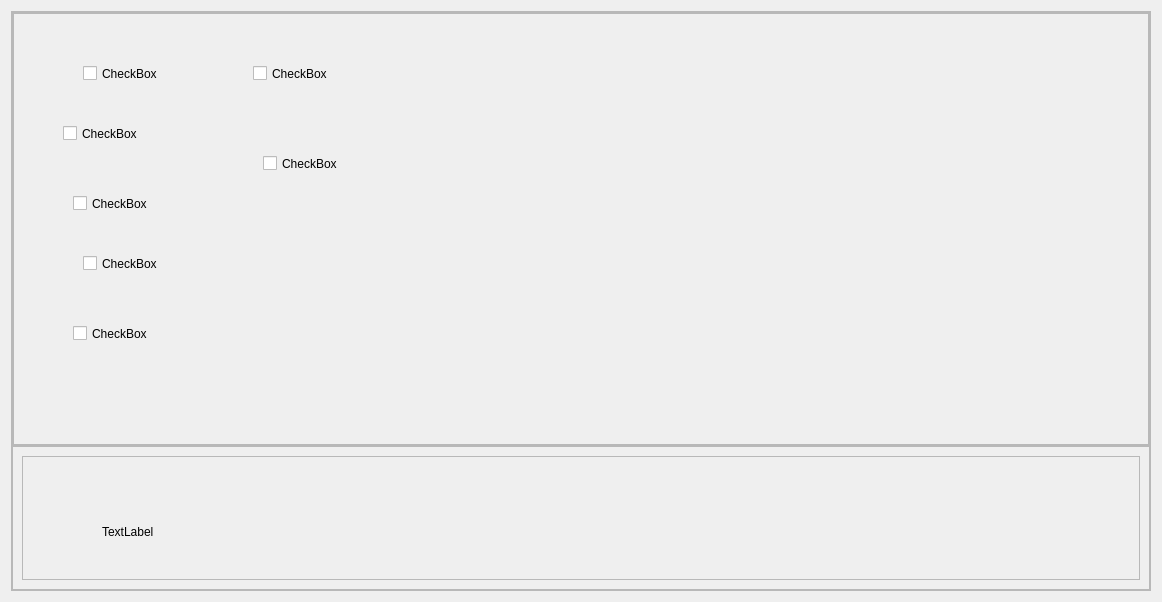
This is gobuywidget.ui in nanjingblue/Pancake-stall as Qt 5 draws it before an edit. The edited form follows.
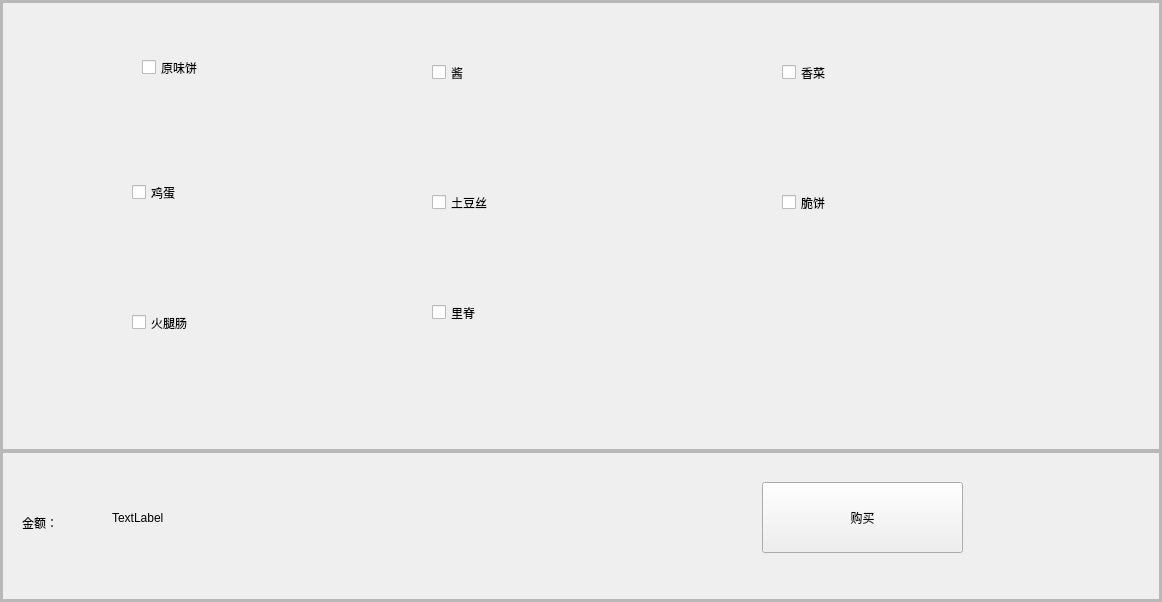
This is the edited form. Icons and pictures are not drawn.

Commit message: Add CakeClass CheckBoxIcon and reconstruct QPersonClass

Diff of the .ui file:
```diff
--- a/gobuywidget.ui
+++ b/gobuywidget.ui
@@ -20,6 +20,21 @@
    <string>Form</string>
   </property>
   <layout class="QHBoxLayout" name="horizontalLayout">
+   <property name="spacing">
+    <number>0</number>
+   </property>
+   <property name="leftMargin">
+    <number>0</number>
+   </property>
+   <property name="topMargin">
+    <number>0</number>
+   </property>
+   <property name="rightMargin">
+    <number>0</number>
+   </property>
+   <property name="bottomMargin">
+    <number>0</number>
+   </property>
    <item>
     <widget class="QFrame" name="frame">
      <property name="frameShape">
@@ -79,25 +94,25 @@
            <widget class="QCheckBox" name="checkBox">
             <property name="geometry">
              <rect>
-              <x>70</x>
+              <x>140</x>
               <y>40</y>
-              <width>131</width>
-              <height>41</height>
+              <width>91</width>
+              <height>51</height>
              </rect>
             </property>
             <property name="styleSheet">
              <string notr="true">font: 12pt &quot;宋体&quot;;</string>
             </property>
             <property name="text">
-             <string>CheckBox</string>
+             <string>原味饼</string>
             </property>
            </widget>
            <widget class="QCheckBox" name="checkBox_2">
             <property name="geometry">
              <rect>
-              <x>50</x>
-              <y>100</y>
-              <width>131</width>
+              <x>430</x>
+              <y>50</y>
+              <width>61</width>
               <height>41</height>
              </rect>
             </property>
@@ -105,15 +120,15 @@
              <string notr="true">font: 12pt &quot;宋体&quot;;</string>
             </property>
             <property name="text">
-             <string>CheckBox</string>
+             <string>酱</string>
             </property>
            </widget>
            <widget class="QCheckBox" name="checkBox_3">
             <property name="geometry">
              <rect>
-              <x>70</x>
-              <y>230</y>
-              <width>131</width>
+              <x>780</x>
+              <y>50</y>
+              <width>81</width>
               <height>41</height>
              </rect>
             </property>
@@ -121,15 +136,15 @@
              <string notr="true">font: 12pt &quot;宋体&quot;;</string>
             </property>
             <property name="text">
-             <string>CheckBox</string>
+             <string>香菜</string>
             </property>
            </widget>
            <widget class="QCheckBox" name="checkBox_4">
             <property name="geometry">
              <rect>
-              <x>60</x>
+              <x>130</x>
               <y>170</y>
-              <width>131</width>
+              <width>81</width>
               <height>41</height>
              </rect>
             </property>
@@ -137,15 +152,15 @@
              <string notr="true">font: 12pt &quot;宋体&quot;;</string>
             </property>
             <property name="text">
-             <string>CheckBox</string>
+             <string>鸡蛋</string>
             </property>
            </widget>
            <widget class="QCheckBox" name="checkBox_5">
             <property name="geometry">
              <rect>
-              <x>250</x>
-              <y>130</y>
-              <width>131</width>
+              <x>780</x>
+              <y>180</y>
+              <width>81</width>
               <height>41</height>
              </rect>
             </property>
@@ -153,29 +168,13 @@
              <string notr="true">font: 12pt &quot;宋体&quot;;</string>
             </property>
             <property name="text">
-             <string>CheckBox</string>
+             <string>脆饼</string>
             </property>
            </widget>
            <widget class="QCheckBox" name="checkBox_6">
             <property name="geometry">
              <rect>
-              <x>240</x>
-              <y>40</y>
-              <width>131</width>
-              <height>41</height>
-             </rect>
-            </property>
-            <property name="styleSheet">
-             <string notr="true">font: 12pt &quot;宋体&quot;;</string>
-            </property>
-            <property name="text">
-             <string>CheckBox</string>
-            </property>
-           </widget>
-           <widget class="QCheckBox" name="checkBox_7">
-            <property name="geometry">
-             <rect>
-              <x>60</x>
+              <x>130</x>
               <y>300</y>
               <width>131</width>
               <height>41</height>
@@ -185,7 +184,167 @@
              <string notr="true">font: 12pt &quot;宋体&quot;;</string>
             </property>
             <property name="text">
-             <string>CheckBox</string>
+             <string>火腿肠</string>
+            </property>
+           </widget>
+           <widget class="QCheckBox" name="Potato">
+            <property name="geometry">
+             <rect>
+              <x>430</x>
+              <y>180</y>
+              <width>101</width>
+              <height>41</height>
+             </rect>
+            </property>
+            <property name="styleSheet">
+             <string notr="true">font: 12pt &quot;宋体&quot;;</string>
+            </property>
+            <property name="text">
+             <string>土豆丝</string>
+            </property>
+           </widget>
+           <widget class="QLabel" name="label_2">
+            <property name="geometry">
+             <rect>
+              <x>50</x>
+              <y>30</y>
+              <width>80</width>
+              <height>70</height>
+             </rect>
+            </property>
+            <property name="styleSheet">
+             <string notr="true">border-image: url(:/icon/images/icon/cake.svg);</string>
+            </property>
+            <property name="text">
+             <string/>
+            </property>
+           </widget>
+           <widget class="QLabel" name="label_3">
+            <property name="geometry">
+             <rect>
+              <x>340</x>
+              <y>30</y>
+              <width>80</width>
+              <height>70</height>
+             </rect>
+            </property>
+            <property name="styleSheet">
+             <string notr="true">border-image: url(:/icon/images/icon/Sauce.svg);</string>
+            </property>
+            <property name="text">
+             <string/>
+            </property>
+           </widget>
+           <widget class="QLabel" name="label_4">
+            <property name="geometry">
+             <rect>
+              <x>690</x>
+              <y>40</y>
+              <width>80</width>
+              <height>70</height>
+             </rect>
+            </property>
+            <property name="styleSheet">
+             <string notr="true">border-image: url(:/icon/images/icon/Cilantro.svg);</string>
+            </property>
+            <property name="text">
+             <string/>
+            </property>
+           </widget>
+           <widget class="QLabel" name="label_5">
+            <property name="geometry">
+             <rect>
+              <x>50</x>
+              <y>160</y>
+              <width>80</width>
+              <height>70</height>
+             </rect>
+            </property>
+            <property name="styleSheet">
+             <string notr="true">border-image: url(:/icon/images/icon/Egg.svg);</string>
+            </property>
+            <property name="text">
+             <string/>
+            </property>
+           </widget>
+           <widget class="QLabel" name="label_6">
+            <property name="geometry">
+             <rect>
+              <x>340</x>
+              <y>160</y>
+              <width>80</width>
+              <height>70</height>
+             </rect>
+            </property>
+            <property name="styleSheet">
+             <string notr="true">border-image: url(:/icon/images/icon/Potato.svg);</string>
+            </property>
+            <property name="text">
+             <string/>
+            </property>
+           </widget>
+           <widget class="QLabel" name="label_7">
+            <property name="geometry">
+             <rect>
+              <x>700</x>
+              <y>160</y>
+              <width>80</width>
+              <height>70</height>
+             </rect>
+            </property>
+            <property name="styleSheet">
+             <string notr="true">border-image: url(:/icon/images/icon/Crispbread.svg);</string>
+            </property>
+            <property name="text">
+             <string/>
+            </property>
+           </widget>
+           <widget class="QLabel" name="label_8">
+            <property name="geometry">
+             <rect>
+              <x>50</x>
+              <y>280</y>
+              <width>80</width>
+              <height>70</height>
+             </rect>
+            </property>
+            <property name="styleSheet">
+             <string notr="true">border-image: url(:/icon/images/icon/Ham.svg);</string>
+            </property>
+            <property name="text">
+             <string/>
+            </property>
+           </widget>
+           <widget class="QLabel" name="label_9">
+            <property name="geometry">
+             <rect>
+              <x>340</x>
+              <y>280</y>
+              <width>80</width>
+              <height>70</height>
+             </rect>
+            </property>
+            <property name="styleSheet">
+             <string notr="true">border-image: url(:/icon/images/icon/loin.svg);</string>
+            </property>
+            <property name="text">
+             <string/>
+            </property>
+           </widget>
+           <widget class="QCheckBox" name="Loin">
+            <property name="geometry">
+             <rect>
+              <x>430</x>
+              <y>290</y>
+              <width>101</width>
+              <height>41</height>
+             </rect>
+            </property>
+            <property name="styleSheet">
+             <string notr="true">font: 12pt &quot;宋体&quot;;</string>
+            </property>
+            <property name="text">
+             <string>里脊</string>
             </property>
            </widget>
           </widget>
@@ -202,6 +361,21 @@
          <enum>QFrame::Raised</enum>
         </property>
         <layout class="QHBoxLayout" name="horizontalLayout_3">
+         <property name="spacing">
+          <number>0</number>
+         </property>
+         <property name="leftMargin">
+          <number>0</number>
+         </property>
+         <property name="topMargin">
+          <number>0</number>
+         </property>
+         <property name="rightMargin">
+          <number>0</number>
+         </property>
+         <property name="bottomMargin">
+          <number>0</number>
+         </property>
          <item>
           <widget class="QFrame" name="frame_5">
            <property name="frameShape">
@@ -213,9 +387,9 @@
            <widget class="QLabel" name="label">
             <property name="geometry">
              <rect>
-              <x>80</x>
-              <y>40</y>
-              <width>101</width>
+              <x>110</x>
+              <y>30</y>
+              <width>141</width>
               <height>71</height>
              </rect>
             </property>
@@ -226,6 +400,35 @@
              <string>TextLabel</string>
             </property>
            </widget>
+           <widget class="QPushButton" name="pushButton">
+            <property name="geometry">
+             <rect>
+              <x>760</x>
+              <y>30</y>
+              <width>201</width>
+              <height>71</height>
+             </rect>
+            </property>
+            <property name="text">
+             <string>购买</string>
+            </property>
+           </widget>
+           <widget class="QLabel" name="label_10">
+            <property name="geometry">
+             <rect>
+              <x>20</x>
+              <y>40</y>
+              <width>61</width>
+              <height>61</height>
+             </rect>
+            </property>
+            <property name="styleSheet">
+             <string notr="true">font: 16pt &quot;宋体&quot;;</string>
+            </property>
+            <property name="text">
+             <string>金额：</string>
+            </property>
+           </widget>
           </widget>
          </item>
         </layout>
```
Left out of the diff: 12 changed lines with no effect on the pictures. The commit also changes 19 other files.
